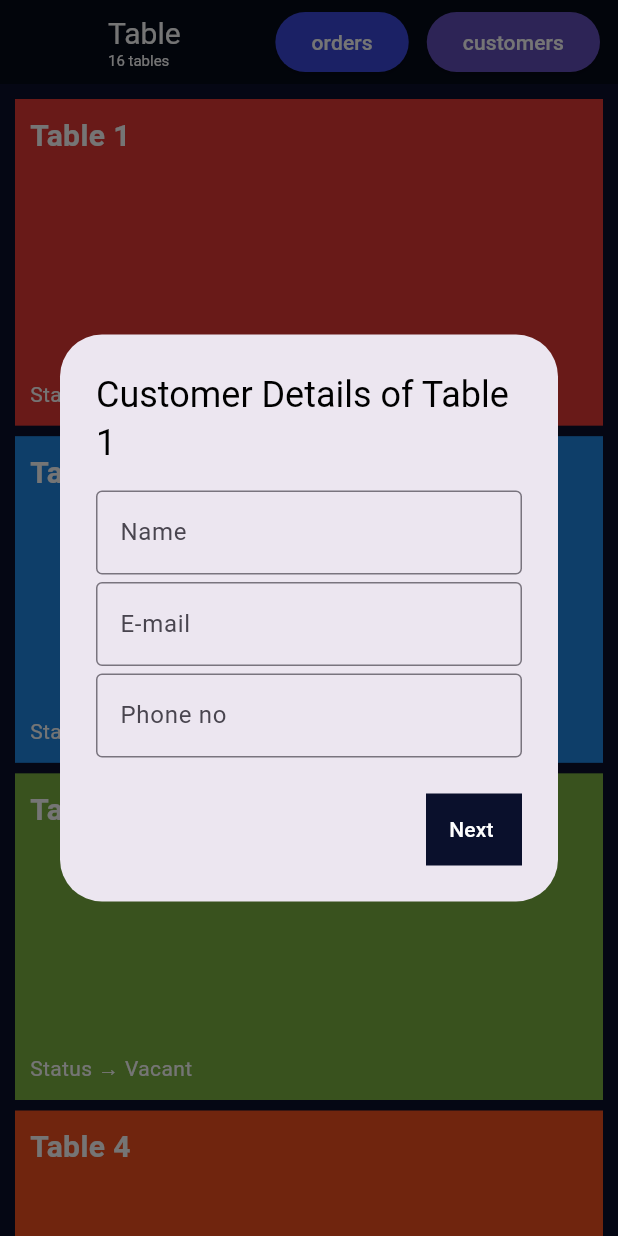
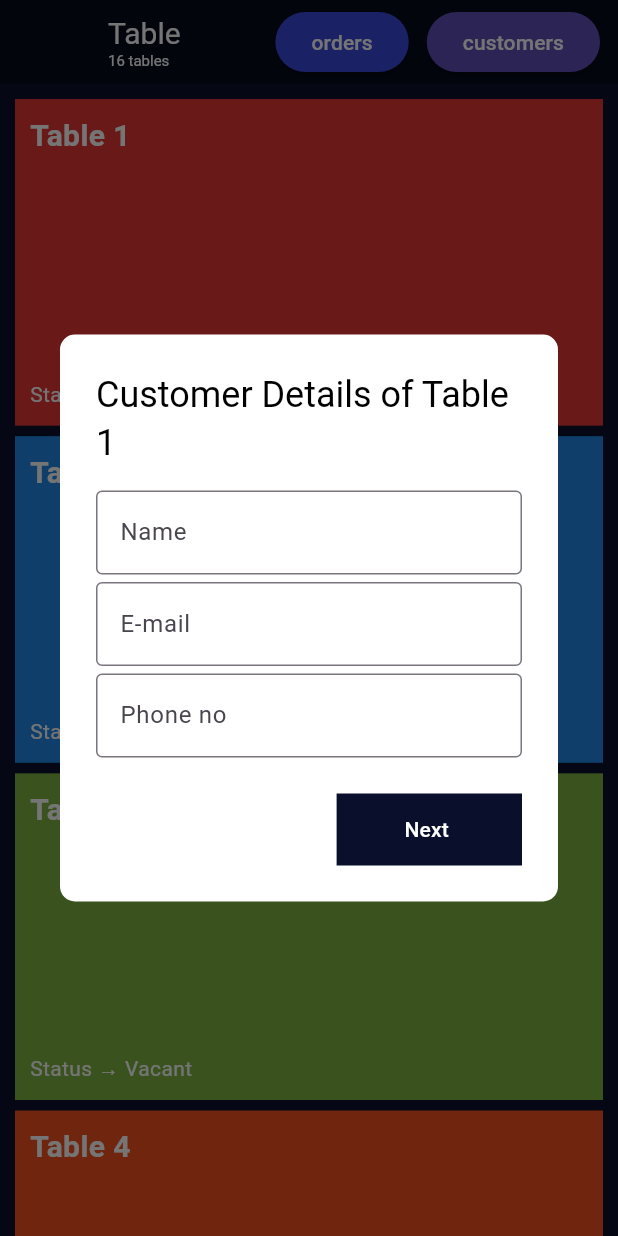
Before and after one commit to ljb630/lynks-pos-system, a Flutter app: the HomeScreen screen opened by its route, after a tap on "Table 1", on a phone screen of 412 x 824 dp. Run offline on Flutter 3.47's test engine with Material 3 defaults, Android fonts, the phone set to English and light mode, and no system bars; our stand-ins replace fluttertoast, font_awesome_flutter, get; accounts and stored records are empty.

Commit message:
UI fixes

```diff
--- a/lib/controllers/table_toggle_controller.dart
+++ b/lib/controllers/table_toggle_controller.dart
@@ -23,7 +23,7 @@ class TabbleToggleController extends GetxController {
   }
 
   bool isOrderEmpty() {
-    return selectedCustomer.value.orders.isEmpty ?? true;
+    return selectedCustomer.value.orders.isEmpty;
   }
 
   void setCustomerDetails(CustomerDetailsModel customer) {
@@ -89,7 +89,17 @@ class TabbleToggleController extends GetxController {
     return total;
   }
 
-  String getCustomerName() => selectedCustomer.value.name ?? "";
+  void removeItemByName(String name) {
+    final index = selectedCustomer.value.orders.indexWhere((order) {
+      return order.itemName == name;
+    });
+    if (index != -1) {
+      selectedCustomer.value.orders.removeAt(index);
+    }
+    selectedCustomer.refresh();
+  }
 
-  get getCustomerTableNo => selectedCustomer.value.tableNo ?? -1;
+  String getCustomerName() => selectedCustomer.value.name;
+
+  get getCustomerTableNo => selectedCustomer.value.tableNo;
 }
--- a/lib/screens/home/main.dart
+++ b/lib/screens/home/main.dart
@@ -14,6 +14,7 @@ class _HomeScreenState extends State<HomeScreen> {
   @override
   Widget build(BuildContext context) {
     return const Scaffold(
+      resizeToAvoidBottomInset: false,
       body: ResponsiveWidget(
         smallScreen: Layout(),
         mediumScreen: Row(
--- a/lib/screens/home/table/table_section.dart
+++ b/lib/screens/home/table/table_section.dart
@@ -2,10 +2,8 @@ import 'package:flutter/material.dart';
 import 'package:flutter/services.dart';
 import 'package:get/get.dart';
 import 'package:lynks_pos_system/controllers/customers_controller.dart';
-import 'package:lynks_pos_system/controllers/selected_table.dart';
 import 'package:lynks_pos_system/controllers/table_toggle_controller.dart';
 import 'package:lynks_pos_system/models/customer_details.dart';
-import 'package:lynks_pos_system/routes/routes.dart';
 import 'package:lynks_pos_system/util/constants.dart';
 import 'package:lynks_pos_system/util/responsiveness.dart';
 
@@ -40,7 +38,7 @@ class _TableSectionState extends State<TableSection> {
 
   @override
   Widget build(BuildContext context) {
-    final double width = MediaQuery.sizeOf(context).width;
+    // final double width = MediaQuery.sizeOf(context).width;
 
     TabbleToggleController controller = Get.find();
     CustomersController customersController = Get.find();
@@ -98,6 +96,10 @@ class _TableSectionState extends State<TableSection> {
       context: context,
       builder: (context) {
         return AlertDialog(
+          backgroundColor: Colors.white,
+          shape: RoundedRectangleBorder(
+            borderRadius: BorderRadius.circular(10),
+          ),
           title: Text(
             'Customer Details of Table $index',
             style: const TextStyle(color: Colors.black),
@@ -141,6 +143,8 @@ class _TableSectionState extends State<TableSection> {
           ),
           actions: <Widget>[
             Container(
+              width: MediaQuery.of(context).size.width * 0.3,
+              // height: MediaQuery.of(context).size.height - 80,
               color: deepDarkBlue,
               child: TextButton(
                 onPressed: () {
```
Also changed, not shown: lib/screens/home/menu/items_layout.dart (+5 -5 lines), lib/screens/home/sidebar/cart.dart (+10 -0 lines), 1 other file.
